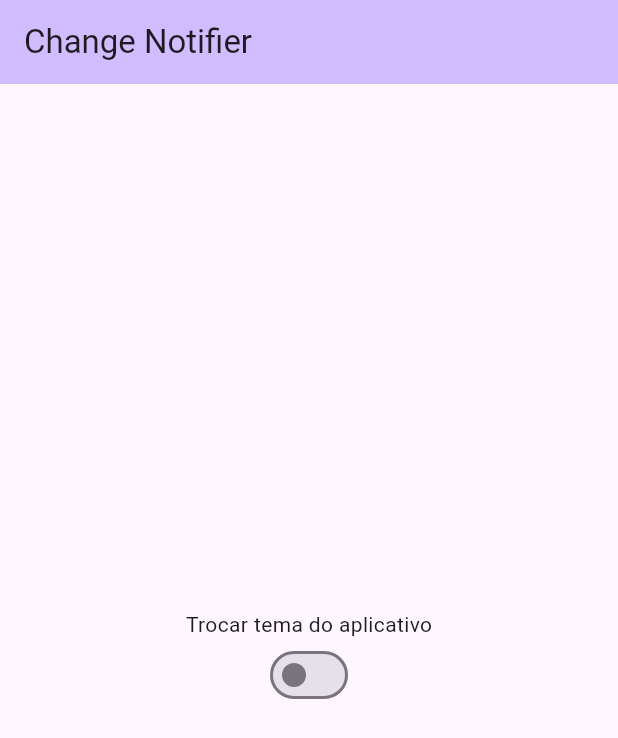
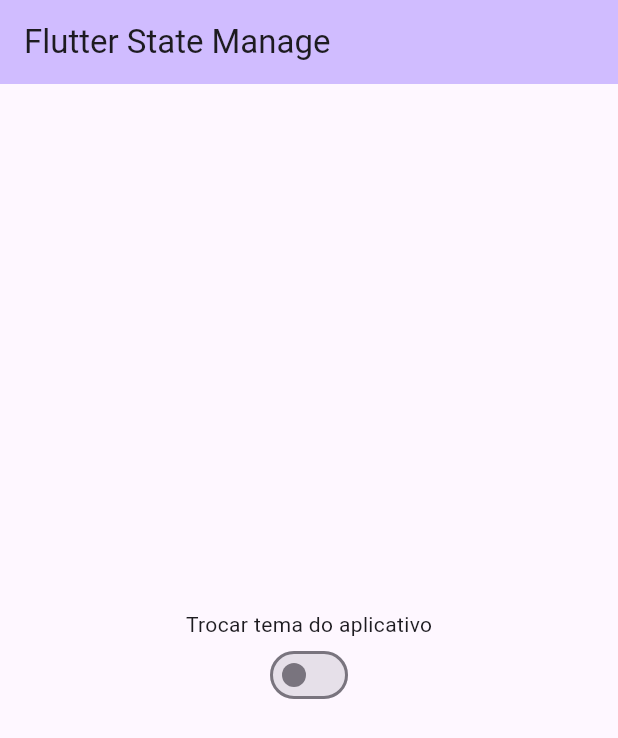
Before and after one commit to do5-5anto5/flutter_deep_state_manage, a Flutter app: the screen it shows after launch, on a phone screen of 412 x 824 dp. Shown: the top 738 px of the screen. Run offline on Flutter 3.47's test engine with Material 3 defaults, Android fonts, the phone set to English and light mode, and no system bars.

Commit message:
refactor app's title

```diff
--- a/lib/main.dart
+++ b/lib/main.dart
@@ -17,9 +17,9 @@ class MyApp extends StatelessWidget {
       valueListenable: themeController,
       builder: (context, value, child) {
         return MaterialApp(
-          title: 'Flutter Demo',
+          title: 'State Manage',
           theme: value ? ThemeData.dark() : ThemeData.light(),
-          home: const MyHomePage(title: 'Flutter Demo Home Page'),
+          home: const MyHomePage(title: 'Flutter State Manage'),
         );
       },
     );
--- a/lib/pages/my_home_page.dart
+++ b/lib/pages/my_home_page.dart
@@ -17,7 +17,7 @@ class _MyHomePageState extends State<MyHomePage> {
     return Scaffold(
       appBar: AppBar(
         backgroundColor: Theme.of(context).colorScheme.inversePrimary,
-        title: Text('Change Notifier'),
+        title: Text(widget.title),
       ),
       body: Center(
         child: Column(
```
